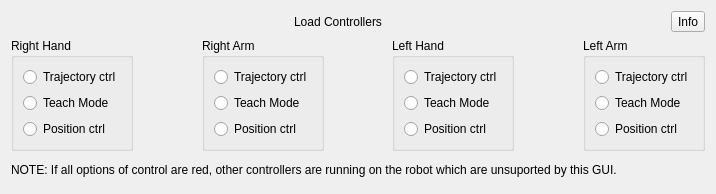
Before: the Qt Designer form sr_gui_change_controllers/uis/SrChangeControllers.ui in shadow-robot/sr_visualization_common, drawn with Qt 5.
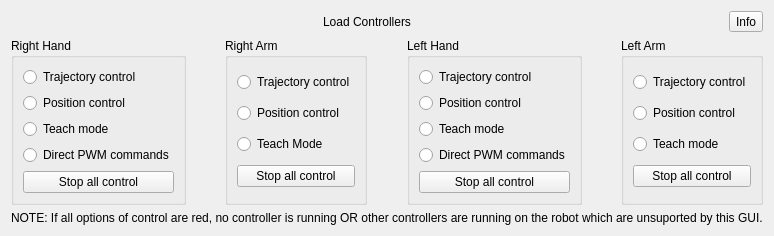
After: the same form once the commit is applied.

Commit message:
Src 6613 update controller guis (#35)
* adding pwm control option to gui

* adding stop all control option to gui

* changing the note

* syntax

* syntax

* syntax

* updating for bimanual and keeping tactile control running

* removing errmessage

* updates to name of gui

* review changes

* review changes 2.0

Patch:
```diff
--- a/sr_gui_change_controllers/uis/SrChangeControllers.ui
+++ b/sr_gui_change_controllers/uis/SrChangeControllers.ui
@@ -56,21 +56,35 @@
             <item>
              <widget class="QRadioButton" name="rh_traj">
               <property name="text">
-               <string>Trajectory ctrl</string>
-              </property>
-             </widget>
-            </item>
-            <item>
-             <widget class="QRadioButton" name="rh_teach">
-              <property name="text">
-               <string>Teach Mode</string>
+               <string>Trajectory control</string>
               </property>
              </widget>
             </item>
             <item>
              <widget class="QRadioButton" name="rh_pos">
               <property name="text">
-               <string>Position ctrl</string>
+               <string>Position control</string>
+              </property>
+             </widget>
+            </item>
+            <item>
+             <widget class="QRadioButton" name="rh_teach">
+              <property name="text">
+               <string>Teach mode</string>
+              </property>
+             </widget>
+            </item>
+            <item>
+             <widget class="QRadioButton" name="rh_pwm">
+              <property name="text">
+               <string>Direct PWM commands</string>
+              </property>
+             </widget>
+            </item>
+            <item>
+             <widget class="QPushButton" name="rh_stop">
+              <property name="text">
+               <string>Stop all control</string>
               </property>
              </widget>
             </item>
@@ -99,21 +113,28 @@
             <item>
              <widget class="QRadioButton" name="ra_traj">
               <property name="text">
-               <string>Trajectory ctrl</string>
-              </property>
-             </widget>
-            </item>
-            <item>
-             <widget class="QRadioButton" name="radioButton">
-              <property name="text">
-               <string>Teach Mode</string>
+               <string>Trajectory control</string>
               </property>
              </widget>
             </item>
             <item>
              <widget class="QRadioButton" name="ra_pos">
               <property name="text">
-               <string>Position ctrl</string>
+               <string>Position control</string>
+              </property>
+             </widget>
+            </item>
+            <item>
+             <widget class="QRadioButton" name="ra_stop_2">
+              <property name="text">
+               <string>Teach Mode</string>
+              </property>
+             </widget>
+            </item>
+            <item>
+             <widget class="QPushButton" name="ra_stop">
+              <property name="text">
+               <string>Stop all control</string>
               </property>
              </widget>
             </item>
@@ -142,21 +163,35 @@
             <item>
              <widget class="QRadioButton" name="lh_traj">
               <property name="text">
-               <string>Trajectory ctrl</string>
-              </property>
-             </widget>
-            </item>
-            <item>
-             <widget class="QRadioButton" name="lh_teach">
-              <property name="text">
-               <string>Teach Mode</string>
+               <string>Trajectory control</string>
               </property>
              </widget>
             </item>
             <item>
              <widget class="QRadioButton" name="lh_pos">
               <property name="text">
-               <string>Position ctrl</string>
+               <string>Position control</string>
+              </property>
+             </widget>
+            </item>
+            <item>
+             <widget class="QRadioButton" name="lh_teach">
+              <property name="text">
+               <string>Teach mode</string>
+              </property>
+             </widget>
+            </item>
+            <item>
+             <widget class="QRadioButton" name="lh_pwm">
+              <property name="text">
+               <string>Direct PWM commands</string>
+              </property>
+             </widget>
+            </item>
+            <item>
+             <widget class="QPushButton" name="lh_stop">
+              <property name="text">
+               <string>Stop all control</string>
               </property>
              </widget>
             </item>
@@ -185,21 +220,28 @@
             <item>
              <widget class="QRadioButton" name="la_traj">
               <property name="text">
-               <string>Trajectory ctrl</string>
-              </property>
-             </widget>
-            </item>
-            <item>
-             <widget class="QRadioButton" name="la_teach">
-              <property name="text">
-               <string>Teach Mode</string>
+               <string>Trajectory control</string>
               </property>
              </widget>
             </item>
             <item>
              <widget class="QRadioButton" name="la_pos">
               <property name="text">
-               <string>Position ctrl</string>
+               <string>Position control</string>
+              </property>
+             </widget>
+            </item>
+            <item>
+             <widget class="QRadioButton" name="la_teach">
+              <property name="text">
+               <string>Teach mode</string>
+              </property>
+             </widget>
+            </item>
+            <item>
+             <widget class="QPushButton" name="la_stop">
+              <property name="text">
+               <string>Stop all control</string>
               </property>
              </widget>
             </item>
@@ -226,7 +268,7 @@
         </size>
        </property>
        <property name="text">
-        <string>NOTE: If all options of control are red, other controllers are running on the robot which are unsuported by this GUI.</string>
+        <string>NOTE: If all options of control are red, no controller is running OR other controllers are running on the robot which are unsuported by this GUI.</string>
        </property>
       </widget>
      </item>
```
The commit also changes 2 other files.
